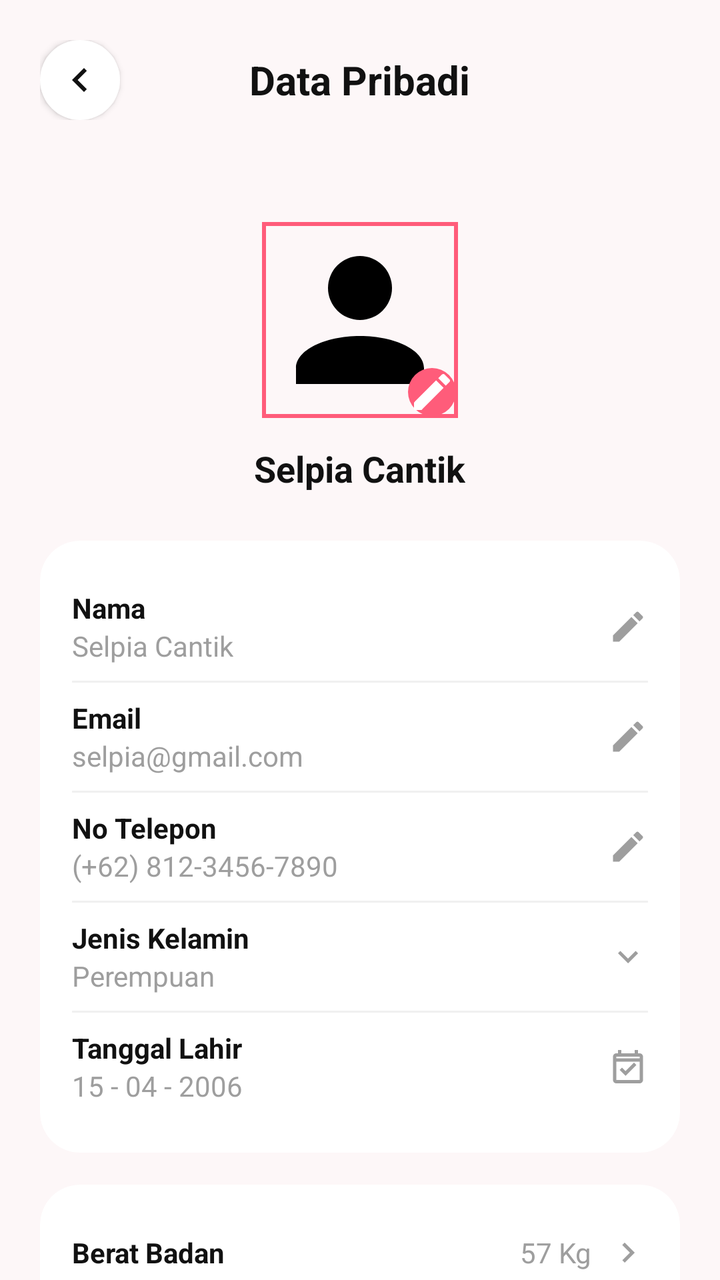
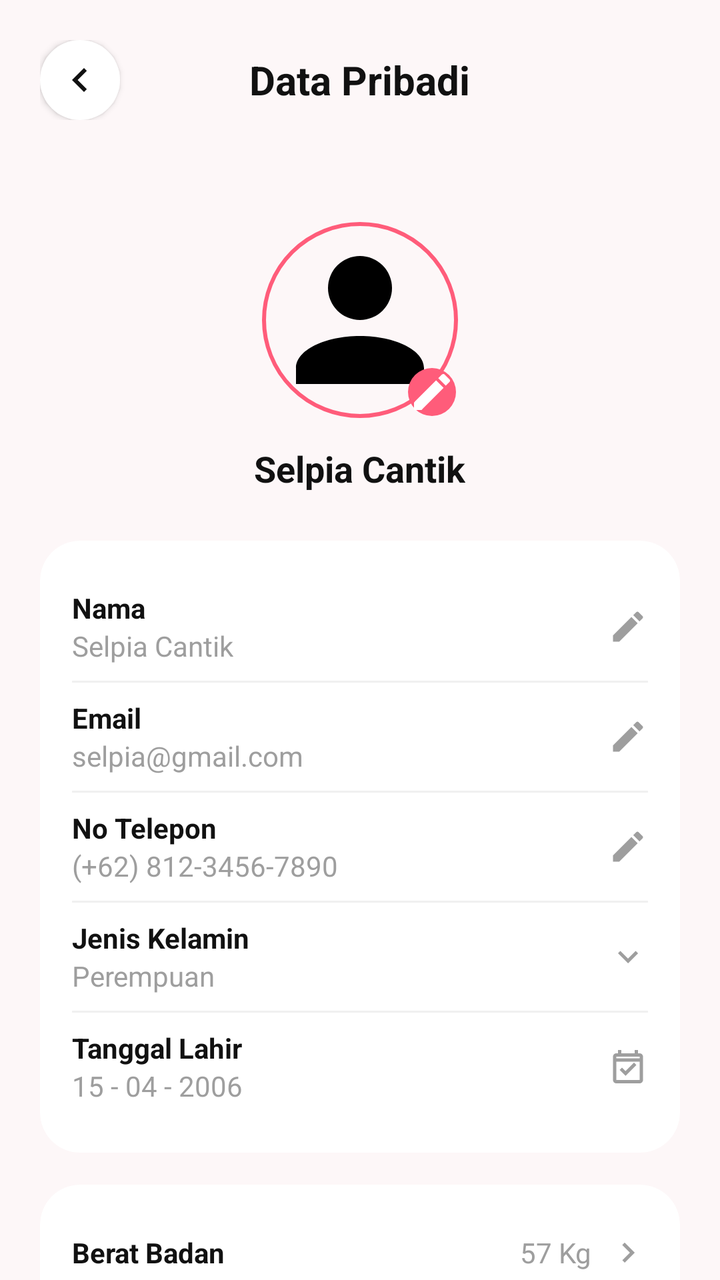

Compare the two renders of this Android layout. The source of the first and the diff that turns it into the second are given below.
<!-- AndroidManifest.xml: application theme Theme.TrackerSiklusMenstruasi -->
<!-- res/layout/activity_personal_data.xml -->
<?xml version="1.0" encoding="utf-8"?>
<androidx.constraintlayout.widget.ConstraintLayout xmlns:android="http://schemas.android.com/apk/res/android"
    xmlns:app="http://schemas.android.com/apk/res-auto"
    xmlns:tools="http://schemas.android.com/tools"
    android:layout_width="match_parent"
    android:layout_height="match_parent"
    android:background="#FDF7F8">

    
    <RelativeLayout
        android:id="@+id/header"
        android:layout_width="match_parent"
        android:layout_height="wrap_content"
        android:padding="20dp"
        app:layout_constraintTop_toTopOf="parent">

        <ImageButton
            android:id="@+id/btnBack"
            android:layout_width="40dp"
            android:layout_height="40dp"
            android:background="@drawable/bg_circle_white"
            android:elevation="2dp"
            android:src="@drawable/ic_back"
            app:tint="@color/black"
            android:contentDescription="Back" />

        <TextView
            android:layout_width="wrap_content"
            android:layout_height="wrap_content"
            android:layout_centerInParent="true"
            android:text="Data Pribadi"
            android:textColor="@color/black"
            android:textSize="20sp"
            android:textStyle="bold" />
    </RelativeLayout>

    <androidx.core.widget.NestedScrollView
        android:layout_width="match_parent"
        android:layout_height="0dp"
        app:layout_constraintBottom_toBottomOf="parent"
        app:layout_constraintTop_toBottomOf="@id/header">

        <LinearLayout
            android:layout_width="match_parent"
            android:layout_height="wrap_content"
            android:orientation="vertical"
            android:padding="20dp"
            android:gravity="center_horizontal">

            
            <RelativeLayout
                android:layout_width="wrap_content"
                android:layout_height="wrap_content"
                android:layout_marginTop="10dp">

                <com.google.android.material.imageview.ShapeableImageView
                    android:id="@+id/ivProfile"
                    android:layout_width="100dp"
                    android:layout_height="100dp"
                    android:padding="2dp"
                    android:scaleType="centerCrop"
                    android:src="@drawable/ic_profile"
                    app:shapeAppearanceOverlay="@style/CircleImageView"
                    app:strokeColor="@color/pink_main"
                    app:strokeWidth="2dp" />

                <ImageButton
                    android:layout_width="24dp"
                    android:layout_height="24dp"
                    android:layout_alignBottom="@id/ivProfile"
                    android:layout_alignEnd="@id/ivProfile"
                    android:background="@drawable/bg_circle_pink"
                    android:src="@drawable/ic_edit"
                    app:tint="@color/white"
                    android:padding="4dp"
                    android:layout_margin="2dp" />
            </RelativeLayout>

            <TextView
                android:id="@+id/tvUsername"
                android:layout_width="wrap_content"
                android:layout_height="wrap_content"
                android:layout_marginTop="12dp"
                android:text="Selpia Cantik"
                android:textColor="@color/black"
                android:textSize="18sp"
                android:textStyle="bold" />

            
            <androidx.cardview.widget.CardView
                android:layout_width="match_parent"
                android:layout_height="wrap_content"
                android:layout_marginTop="24dp"
                app:cardCornerRadius="20dp"
                app:cardElevation="0dp"
                app:cardBackgroundColor="@color/white">

                <LinearLayout
                    android:layout_width="match_parent"
                    android:layout_height="wrap_content"
                    android:orientation="vertical"
                    android:padding="16dp">

                    
                    <RelativeLayout android:layout_width="match_parent" android:layout_height="wrap_content" android:paddingVertical="8dp">
                        <LinearLayout android:layout_width="wrap_content" android:layout_height="wrap_content" android:orientation="vertical">
                            <TextView android:layout_width="wrap_content" android:layout_height="wrap_content" android:text="Nama" android:textStyle="bold" android:textColor="@color/black" />
                            <TextView android:id="@+id/tvValName" android:layout_width="wrap_content" android:layout_height="wrap_content" android:text="Selpia Cantik" android:textColor="@color/gray" />
                        </LinearLayout>
                        <ImageView android:layout_width="20dp" android:layout_height="20dp" android:layout_alignParentEnd="true" android:layout_centerVertical="true" android:src="@drawable/ic_edit" app:tint="@color/gray" />
                    </RelativeLayout>
                    <View android:layout_width="match_parent" android:layout_height="1dp" android:background="#F0F0F0" />

                    
                    <RelativeLayout android:layout_width="match_parent" android:layout_height="wrap_content" android:paddingVertical="8dp">
                        <LinearLayout android:layout_width="wrap_content" android:layout_height="wrap_content" android:orientation="vertical">
                            <TextView android:layout_width="wrap_content" android:layout_height="wrap_content" android:text="Email" android:textStyle="bold" android:textColor="@color/black" />
                            <TextView android:id="@+id/tvValEmail" android:layout_width="wrap_content" android:layout_height="wrap_content" android:text="selpia@gmail.com" android:textColor="@color/gray" />
                        </LinearLayout>
                        <ImageView android:layout_width="20dp" android:layout_height="20dp" android:layout_alignParentEnd="true" android:layout_centerVertical="true" android:src="@drawable/ic_edit" app:tint="@color/gray" />
                    </RelativeLayout>
                    <View android:layout_width="match_parent" android:layout_height="1dp" android:background="#F0F0F0" />

                    
                    <RelativeLayout android:layout_width="match_parent" android:layout_height="wrap_content" android:paddingVertical="8dp">
                        <LinearLayout android:layout_width="wrap_content" android:layout_height="wrap_content" android:orientation="vertical">
                            <TextView android:layout_width="wrap_content" android:layout_height="wrap_content" android:text="No Telepon" android:textStyle="bold" android:textColor="@color/black" />
                            <TextView android:id="@+id/tvValPhone" android:layout_width="wrap_content" android:layout_height="wrap_content" android:text="(+62) 812-3456-7890" android:textColor="@color/gray" />
                        </LinearLayout>
                        <ImageView android:layout_width="20dp" android:layout_height="20dp" android:layout_alignParentEnd="true" android:layout_centerVertical="true" android:src="@drawable/ic_edit" app:tint="@color/gray" />
                    </RelativeLayout>
                    <View android:layout_width="match_parent" android:layout_height="1dp" android:background="#F0F0F0" />

                    
                    <RelativeLayout android:layout_width="match_parent" android:layout_height="wrap_content" android:paddingVertical="8dp">
                        <LinearLayout android:layout_width="wrap_content" android:layout_height="wrap_content" android:orientation="vertical">
                            <TextView android:layout_width="wrap_content" android:layout_height="wrap_content" android:text="Jenis Kelamin" android:textStyle="bold" android:textColor="@color/black" />
                            <TextView android:layout_width="wrap_content" android:layout_height="wrap_content" android:text="Perempuan" android:textColor="@color/gray" />
                        </LinearLayout>
                        <ImageView android:layout_width="20dp" android:layout_height="20dp" android:layout_alignParentEnd="true" android:layout_centerVertical="true" android:src="@drawable/ic_chevron_down" app:tint="@color/gray"/>
                    </RelativeLayout>
                    <View android:layout_width="match_parent" android:layout_height="1dp" android:background="#F0F0F0" />

                    
                    <RelativeLayout android:layout_width="match_parent" android:layout_height="wrap_content" android:paddingVertical="8dp">
                        <LinearLayout android:layout_width="wrap_content" android:layout_height="wrap_content" android:orientation="vertical">
                            <TextView android:layout_width="wrap_content" android:layout_height="wrap_content" android:text="Tanggal Lahir" android:textStyle="bold" android:textColor="@color/black" />
                            <TextView android:id="@+id/tvValBirthday" android:layout_width="wrap_content" android:layout_height="wrap_content" android:text="15 - 04 - 2006" android:textColor="@color/gray" />
                        </LinearLayout>
                        <ImageView android:layout_width="20dp" android:layout_height="20dp" android:layout_alignParentEnd="true" android:layout_centerVertical="true" android:src="@drawable/ic_calendar" app:tint="@color/gray" />
                    </RelativeLayout>

                </LinearLayout>
            </androidx.cardview.widget.CardView>

            
             <androidx.cardview.widget.CardView
                android:layout_width="match_parent"
                android:layout_height="wrap_content"
                android:layout_marginTop="16dp"
                app:cardCornerRadius="20dp"
                app:cardElevation="0dp"
                app:cardBackgroundColor="@color/white">
                <LinearLayout
                    android:layout_width="match_parent"
                    android:layout_height="wrap_content"
                    android:orientation="vertical"
                    android:padding="16dp">

                    <RelativeLayout android:layout_width="match_parent" android:layout_height="wrap_content" android:paddingVertical="8dp">
                        <TextView android:layout_width="wrap_content" android:layout_height="wrap_content" android:text="Berat Badan" android:textStyle="bold" android:textColor="@color/black" android:layout_centerVertical="true"/>
                        <LinearLayout android:layout_width="wrap_content" android:layout_height="wrap_content" android:layout_alignParentEnd="true" android:gravity="center_vertical">
                             <TextView android:id="@+id/tvValWeight" android:layout_width="wrap_content" android:layout_height="wrap_content" android:text="57 Kg" android:textColor="@color/gray" android:layout_marginEnd="8dp"/>
                             <ImageView android:layout_width="20dp" android:layout_height="20dp" android:src="@drawable/ic_chevron_right" app:tint="@color/gray" />
                        </LinearLayout>
                    </RelativeLayout>
                    <View android:layout_width="match_parent" android:layout_height="1dp" android:background="#F0F0F0" />

                    <RelativeLayout android:layout_width="match_parent" android:layout_height="wrap_content" android:paddingVertical="8dp">
                        <TextView android:layout_width="wrap_content" android:layout_height="wrap_content" android:text="Tinggi Badan" android:textStyle="bold" android:textColor="@color/black" android:layout_centerVertical="true"/>
                        <LinearLayout android:layout_width="wrap_content" android:layout_height="wrap_content" android:layout_alignParentEnd="true" android:gravity="center_vertical">
                             <TextView android:id="@+id/tvValHeight" android:layout_width="wrap_content" android:layout_height="wrap_content" android:text="167 Cm" android:textColor="@color/gray" android:layout_marginEnd="8dp"/>
                             <ImageView android:layout_width="20dp" android:layout_height="20dp" android:src="@drawable/ic_chevron_right" app:tint="@color/gray" />
                        </LinearLayout>
                    </RelativeLayout>
                </LinearLayout>
            </androidx.cardview.widget.CardView>

        </LinearLayout>
    </androidx.core.widget.NestedScrollView>

</androidx.constraintlayout.widget.ConstraintLayout>
<!-- resources referenced by this layout -->
<resources>
  <color name="black">#111111</color>
  <color name="gray">#9E9E9E</color>
  <color name="pink_main">#FF5C7A</color>
  <color name="white">#FFFFFF</color>
  <!-- drawable bg_circle_pink (drawable) -->
  <?xml version="1.0" encoding="utf-8"?>
  <shape xmlns:android="http://schemas.android.com/apk/res/android"
      android:shape="oval">
      <solid android:color="@color/pink_main" />
  </shape>
  <!-- drawable bg_circle_white (drawable) -->
  <?xml version="1.0" encoding="utf-8"?>
  <shape xmlns:android="http://schemas.android.com/apk/res/android"
      android:shape="oval">
      <solid android:color="@color/white" />
  </shape>
  <!-- drawable ic_back (drawable) -->
  <vector xmlns:android="http://schemas.android.com/apk/res/android"
      android:width="24dp"
      android:height="24dp"
      android:viewportWidth="24"
      android:viewportHeight="24">
    <path
        android:fillColor="#111111"
        android:pathData="M15.41,7.41L14,6l-6,6 6,6 1.41,-1.41L10.83,12z"/>
  </vector>
  <!-- drawable ic_calendar (drawable) -->
  <vector xmlns:android="http://schemas.android.com/apk/res/android"
      android:width="24dp"
      android:height="24dp"
      android:viewportWidth="24"
      android:viewportHeight="24">
      <path
          android:fillColor="#000000"
          android:pathData="M19,4H18V2H16V4H8V2H6V4H5C3.89,4 3,4.9 3,6V20C3,21.1 3.89,22 5,22H19C20.11,22 21,21.1 21,20V6C21,4.9 20.11,4 19,4M19,20H5V9H19V20M5,7V6H19V7H5M10.5,17.5L7,14L8.41,12.59L10.5,14.67L15.59,9.58L17,11L10.5,17.5Z" />
  </vector>
  <!-- drawable ic_chevron_down (drawable) -->
  <vector xmlns:android="http://schemas.android.com/apk/res/android"
      android:width="24dp"
      android:height="24dp"
      android:viewportWidth="24"
      android:viewportHeight="24">
      <path
          android:fillColor="#000000"
          android:pathData="M7.41,8.59L12,13.17l4.59,-4.58L18,10l-6,6 -6,-6 1.41,-1.41z" />
  </vector>
  <!-- drawable ic_chevron_right (drawable) -->
  <vector xmlns:android="http://schemas.android.com/apk/res/android"
      android:width="24dp"
      android:height="24dp"
      android:viewportWidth="24"
      android:viewportHeight="24">
      <path
          android:fillColor="#000000"
          android:pathData="M10,6L8.59,7.41 13.17,12l-4.58,4.59L10,18l6,-6 -6,-6z" />
  </vector>
  <!-- drawable ic_edit (drawable) -->
  <vector xmlns:android="http://schemas.android.com/apk/res/android"
      android:width="24dp"
      android:height="24dp"
      android:viewportWidth="24"
      android:viewportHeight="24">
      <path
          android:fillColor="#000000"
          android:pathData="M3,17.25V21h3.75L17.81,9.94l-3.75,-3.75L3,17.25zM20.71,7.04c0.39,-0.39 0.39,-1.02 0,-1.41l-2.34,-2.34c-0.39,-0.39 -1.02,-0.39 -1.41,0l-1.83,1.83 3.75,3.75 1.83,-1.83z" />
  </vector>
  <!-- drawable ic_profile (drawable) -->
  <vector xmlns:android="http://schemas.android.com/apk/res/android"
      android:width="24dp"
      android:height="24dp"
      android:viewportWidth="24"
      android:viewportHeight="24">
      <path
          android:fillColor="#000000"
          android:pathData="M12,4A4,4 0 0,1 16,8A4,4 0 0,1 12,12A4,4 0 0,1 8,8A4,4 0 0,1 12,4M12,14C16.42,14 20,15.79 20,18V20H4V18C4,15.79 7.58,14 12,14Z" />
  </vector>
  <style name="Theme.TrackerSiklusMenstruasi" parent="Base.Theme.TrackerSiklusMenstruasi">
          
          <item name="android:editTextColor">@color/pink_main</item>
          <item name="android:textColorPrimary">@color/pink_main</item>
      </style>
  <style name="Base.Theme.TrackerSiklusMenstruasi" parent="Theme.Material3.DayNight.NoActionBar">
          
          <item name="colorPrimary">@color/pink_main</item>
          <item name="colorControlNormal">@color/pink_main</item>
      </style>
</resources>

<!-- the commit's change to res/layout/activity_personal_data.xml (unified diff, before → after) -->
@@ -60,7 +60,7 @@
                     android:padding="2dp"
                     android:scaleType="centerCrop"
                     android:src="@drawable/ic_profile"
-                    app:shapeAppearanceOverlay="@style/CircleImageView"
+                    app:shapeAppearance="@style/CircleImageView"
                     app:strokeColor="@color/pink_main"
                     app:strokeWidth="2dp" />
 
<!-- resource entries referenced after the edit -->
@@ -76,6 +76,10 @@
           android:fillColor="#000000"
           android:pathData="M12,4A4,4 0 0,1 16,8A4,4 0 0,1 12,12A4,4 0 0,1 8,8A4,4 0 0,1 12,4M12,14C16.42,14 20,15.79 20,18V20H4V18C4,15.79 7.58,14 12,14Z" />
   </vector>
+  <style name="CircleImageView" parent="ShapeAppearance.Material3.SmallComponent">
+          <item name="cornerFamily">rounded</item>
+          <item name="cornerSize">50%</item>
+      </style>
   <style name="Theme.TrackerSiklusMenstruasi" parent="Base.Theme.TrackerSiklusMenstruasi">
           
           <item name="android:editTextColor">@color/pink_main</item>
